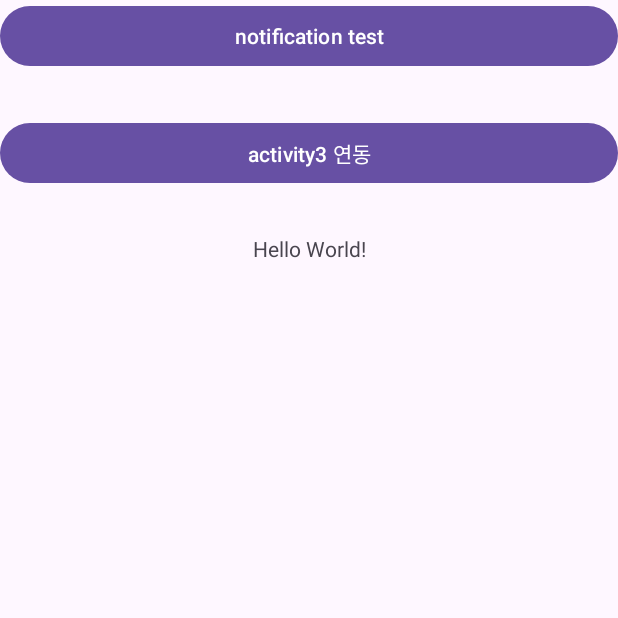
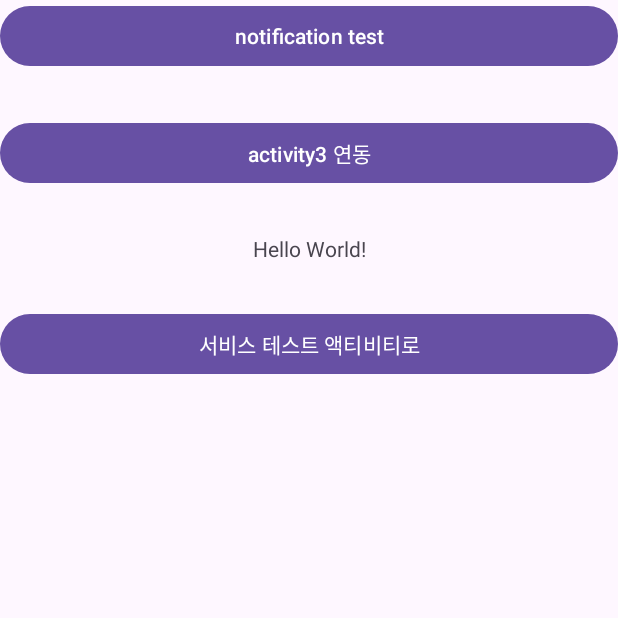
Before and after one commit to moduri/android2, an Android app: the screen it shows after launch (MainActivity), on a phone screen of 412 x 824 dp, the top half of it. Run offline under Robolectric (Android 15) with nearby library versions, the phone set to English and light mode, and no system bars.

```diff
--- a/app/src/main/AndroidManifest.xml
+++ b/app/src/main/AndroidManifest.xml
@@ -26,10 +26,10 @@
             android:exported="true" />
 
         <activity
-            android:name=".MainActivity3"
+            android:name=".NotificationActivity2"
             android:exported="false" />
         <activity
-            android:name=".MainActivity2"
+            android:name=".NotificationActivity"
             android:exported="false" />
         <activity
             android:name=".MainActivity"
--- a/app/src/main/java/com/dhprac/myapp2/MainActivity.java
+++ b/app/src/main/java/com/dhprac/myapp2/MainActivity.java
@@ -7,10 +7,8 @@ import android.app.NotificationChannel;
 import android.app.NotificationManager;
 import android.app.PendingIntent;
 import android.content.Intent;
-import android.content.pm.PackageManager;
 import android.graphics.Bitmap;
 import android.graphics.BitmapFactory;
-import android.os.Build;
 import android.os.Bundle;
 import android.util.Log;
 import android.view.View;
@@ -20,7 +18,6 @@ import android.widget.Toast;
 
 import androidx.annotation.NonNull;
 import androidx.appcompat.app.AppCompatActivity;
-import androidx.core.app.ActivityCompat;
 import androidx.core.app.NotificationCompat;
 
 import com.google.android.gms.tasks.OnCompleteListener;
@@ -28,11 +25,7 @@ import com.google.android.gms.tasks.Task;
 import com.google.firebase.FirebaseApp;
 import com.google.firebase.messaging.FirebaseMessaging;
 
-import org.w3c.dom.Text;
-
-import java.text.DateFormat;
 import java.text.SimpleDateFormat;
-import java.util.Calendar;
 import java.util.Date;
 
 public class MainActivity extends AppCompatActivity {
@@ -51,6 +44,7 @@ public class MainActivity extends AppCompatActivity {
         TextView tv = findViewById(R.id.test);
         Button btn = findViewById(R.id.notification_btn);
         Button activity3Btn = findViewById(R.id.notification_btn2);
+        Button serviceBtn = findViewById(R.id.btn_service);
 
         tv.setOnClickListener(new FCMClickListener());
 
@@ -60,6 +54,9 @@ public class MainActivity extends AppCompatActivity {
 
         addNotificationChannel(NOTIFICATION_CHANNEL_2, NOTIFICATION_NAME_2);
         activity3Btn.setOnClickListener(new Notification2ClickListener());
+
+        // 서비스 액티비티로 이동
+        serviceBtn.setOnClickListener(new ServiceActivityStartOnClickListener());
 
     }
 
@@ -104,7 +101,7 @@ public class MainActivity extends AppCompatActivity {
 
             // 메시지를 터치했을때 실행할 Activity를 지정
             // android 11 에 대응 위해 PendingIntent.FLAG_IMMUTABLE 추가
-            Intent intent = new Intent(MainActivity.this, MainActivity2.class);
+            Intent intent = new Intent(MainActivity.this, NotificationActivity.class);
             intent.putExtra("minute", minute + "");
 
             PendingIntent pendingIntent = PendingIntent.getActivity(MainActivity.this, 11, intent,
@@ -123,6 +120,14 @@ public class MainActivity extends AppCompatActivity {
         }
     }
 
+    class ServiceActivityStartOnClickListener implements View.OnClickListener {
+        @Override
+        public void onClick(View v) {
+            Intent intent = new Intent(MainActivity.this, ServiceTestActivity.class);
+            startActivity(intent);
+        }
+    }
+
     class Notification2ClickListener implements View.OnClickListener {
         @Override
         public void onClick(View v) {
@@ -131,7 +136,7 @@ public class MainActivity extends AppCompatActivity {
             builder.setContentText("이것은 택스트 2");
             builder.setSmallIcon(R.drawable.ic_launcher_background);
 
-            Intent intent = new Intent(MainActivity.this, MainActivity3.class);
+            Intent intent = new Intent(MainActivity.this, NotificationActivity2.class);
             PendingIntent pendingIntent = PendingIntent.getActivity(MainActivity.this, 11, intent,
                     PendingIntent.FLAG_UPDATE_CURRENT | PendingIntent.FLAG_IMMUTABLE);
             builder.setContentIntent(pendingIntent);
--- a/app/src/main/java/com/dhprac/myapp2/MainActivity2.java
+++ b/app/src/main/java/com/dhprac/myapp2/NotificationActivity.java
@@ -4,10 +4,9 @@ import androidx.appcompat.app.AppCompatActivity;
 
 import android.content.Intent;
 import android.os.Bundle;
-import android.view.View;
 import android.widget.TextView;
 
-public class MainActivity2 extends AppCompatActivity {
+public class NotificationActivity extends AppCompatActivity {
 
     @Override
     protected void onCreate(Bundle savedInstanceState) {
--- a/app/src/main/java/com/dhprac/myapp2/MainActivity3.java
+++ b/app/src/main/java/com/dhprac/myapp2/NotificationActivity2.java
@@ -4,7 +4,7 @@ import androidx.appcompat.app.AppCompatActivity;
 
 import android.os.Bundle;
 
-public class MainActivity3 extends AppCompatActivity {
+public class NotificationActivity2 extends AppCompatActivity {
 
     @Override
     protected void onCreate(Bundle savedInstanceState) {
--- a/app/src/main/res/layout/activity_main.xml
+++ b/app/src/main/res/layout/activity_main.xml
@@ -35,4 +35,11 @@
         android:textAlignment="center"
         android:layout_marginTop="30dp"/>
 
+    <Button
+        android:id="@+id/btn_service"
+        android:layout_width="match_parent"
+        android:layout_height="wrap_content"
+        android:layout_marginTop="30dp"
+        android:text="서비스 테스트 액티비티로"/>
+
 </LinearLayout>
--- a/app/src/main/res/layout/activity_main2.xml
+++ b/app/src/main/res/layout/activity_main2.xml
@@ -4,7 +4,7 @@
     xmlns:tools="http://schemas.android.com/tools"
     android:layout_width="match_parent"
     android:layout_height="match_parent"
-    tools:context=".MainActivity2">
+    tools:context=".NotificationActivity">
 
     <TextView
         android:id="@+id/activity2_test_text"
--- a/app/src/main/res/layout/activity_main3.xml
+++ b/app/src/main/res/layout/activity_main3.xml
@@ -5,7 +5,7 @@
     android:layout_width="match_parent"
     android:layout_height="match_parent"
     android:orientation="vertical"
-    tools:context=".MainActivity3">
+    tools:context=".NotificationActivity2">
 
     <TextView
         android:id="@+id/activity3_test_text"
```
Also changed, not shown: app/src/main/java/com/dhprac/myapp2/ServiceTestActivity.java (+31 -0 lines), app/src/main/res/layout/activity_service_test.xml (+16 -2 lines).
